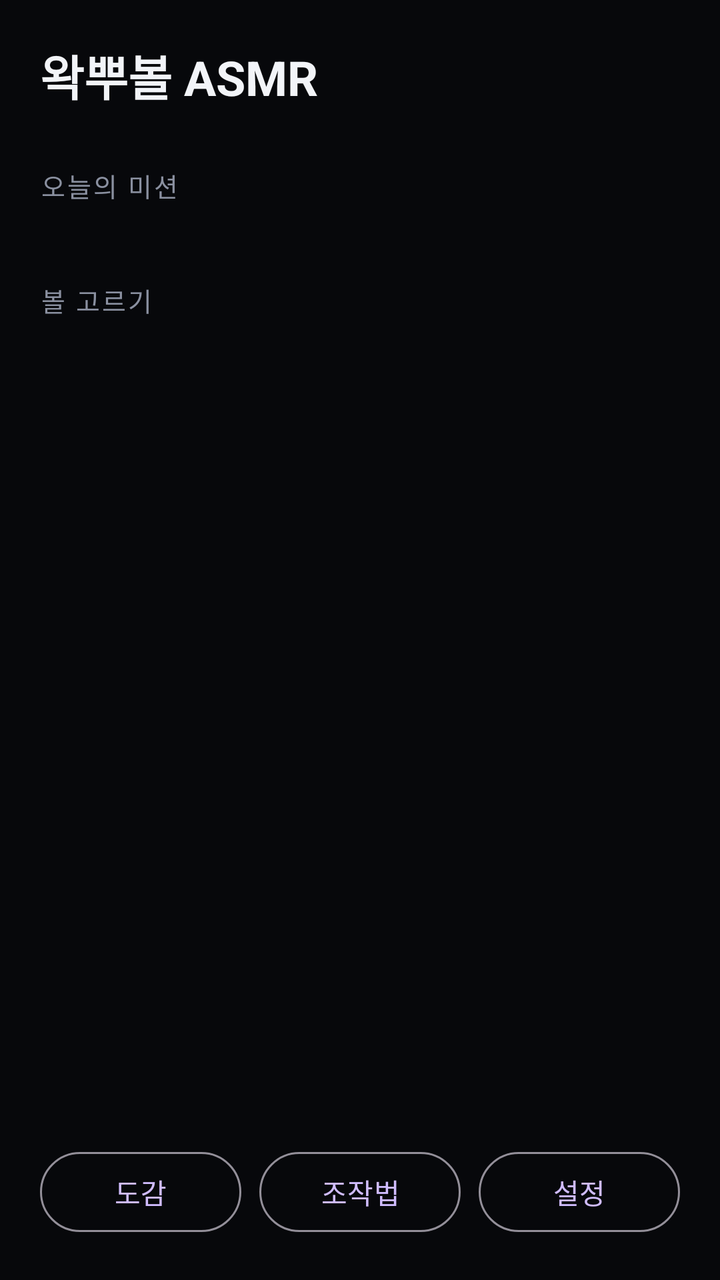
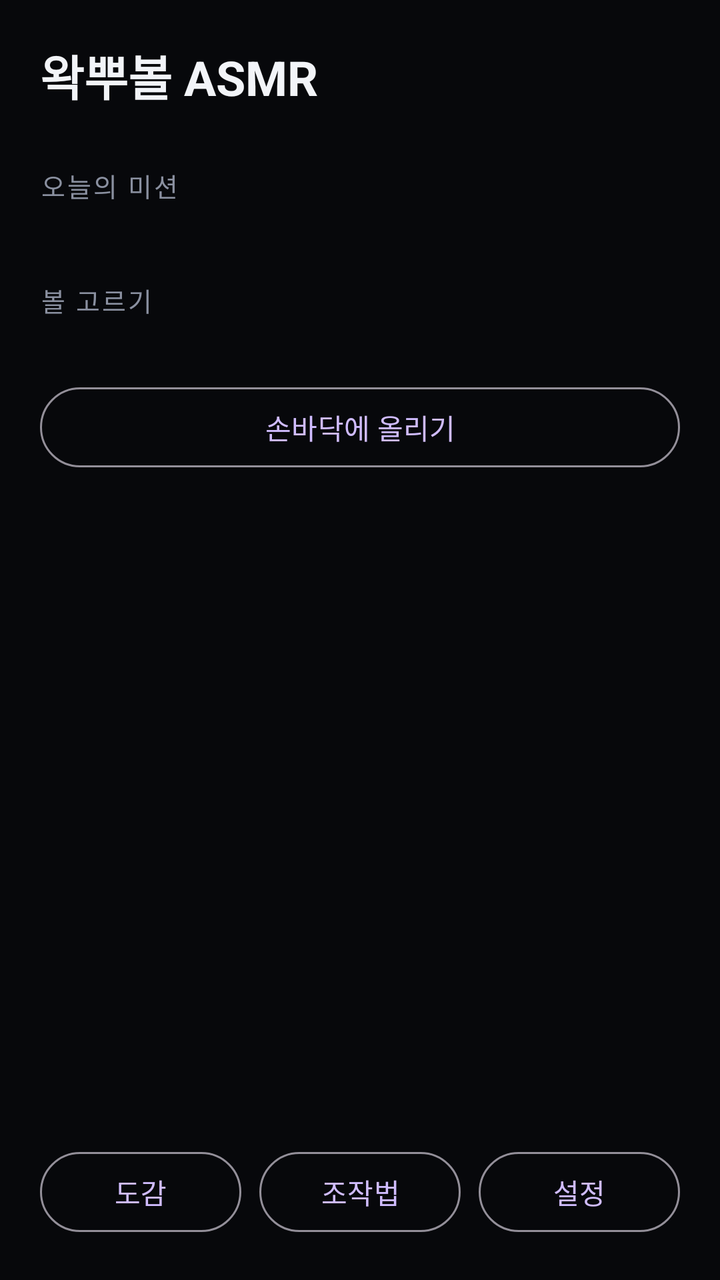

Screens rendered from an Android XML layout before and after an edit, with the pre-edit source and the edit as a unified diff.
<!-- AndroidManifest.xml: application theme Theme.WaxBall -->
<!-- res/layout/activity_home.xml -->
<?xml version="1.0" encoding="utf-8"?>
<ScrollView xmlns:android="http://schemas.android.com/apk/res/android"
    android:layout_width="match_parent"
    android:layout_height="match_parent"
    android:background="@color/surface"
    android:fillViewport="true">

    <LinearLayout
        android:layout_width="match_parent"
        android:layout_height="wrap_content"
        android:orientation="vertical"
        android:padding="20dp">

        <LinearLayout
            android:layout_width="match_parent"
            android:layout_height="wrap_content"
            android:gravity="center_vertical"
            android:orientation="horizontal">

            <TextView
                android:layout_width="0dp"
                android:layout_height="wrap_content"
                android:layout_weight="1"
                android:text="@string/app_name"
                android:textColor="@color/text_primary"
                android:textSize="24sp"
                android:textStyle="bold" />

            <TextView
                android:id="@+id/coinLabel"
                android:layout_width="wrap_content"
                android:layout_height="wrap_content"
                android:textColor="@color/accent_warm"
                android:textSize="16sp"
                android:textStyle="bold" />
        </LinearLayout>

        <TextView
            android:layout_width="wrap_content"
            android:layout_height="wrap_content"
            android:layout_marginTop="28dp"
            android:text="@string/home_missions"
            android:textColor="@color/text_muted"
            android:textSize="13sp"
            android:letterSpacing="0.08" />

        <LinearLayout
            android:id="@+id/missionList"
            android:layout_width="match_parent"
            android:layout_height="wrap_content"
            android:layout_marginTop="10dp"
            android:orientation="vertical" />

        <TextView
            android:layout_width="wrap_content"
            android:layout_height="wrap_content"
            android:layout_marginTop="28dp"
            android:text="@string/home_balls"
            android:textColor="@color/text_muted"
            android:textSize="13sp"
            android:letterSpacing="0.08" />

        <HorizontalScrollView
            android:layout_width="match_parent"
            android:layout_height="wrap_content"
            android:layout_marginTop="10dp"
            android:scrollbars="none">

            <LinearLayout
                android:id="@+id/ballList"
                android:layout_width="wrap_content"
                android:layout_height="wrap_content"
                android:orientation="horizontal" />
        </HorizontalScrollView>

        <View
            android:layout_width="match_parent"
            android:layout_height="0dp"
            android:layout_weight="1"
            android:minHeight="24dp" />

        <LinearLayout
            android:layout_width="match_parent"
            android:layout_height="wrap_content"
            android:layout_marginTop="24dp"
            android:orientation="horizontal">

            <Button
                android:id="@+id/collectionButton"
                style="@style/Widget.Material3.Button.OutlinedButton"
                android:layout_width="0dp"
                android:layout_height="wrap_content"
                android:layout_marginEnd="6dp"
                android:layout_weight="1"
                android:text="@string/home_collection" />

            <Button
                android:id="@+id/controlsButton"
                style="@style/Widget.Material3.Button.OutlinedButton"
                android:layout_width="0dp"
                android:layout_height="wrap_content"
                android:layout_marginStart="3dp"
                android:layout_marginEnd="3dp"
                android:layout_weight="1"
                android:text="@string/controls" />

            <Button
                android:id="@+id/settingsButton"
                style="@style/Widget.Material3.Button.OutlinedButton"
                android:layout_width="0dp"
                android:layout_height="wrap_content"
                android:layout_marginStart="6dp"
                android:layout_weight="1"
                android:text="@string/home_settings" />
        </LinearLayout>
    </LinearLayout>
</ScrollView>
<!-- resources referenced by this layout -->
<resources>
  <color name="accent_warm">#FFC533</color>
  <color name="surface">#07080B</color>
  <color name="text_muted">#8A90A0</color>
  <color name="text_primary">#F2F4F8</color>
  <string name="app_name">왁뿌볼 ASMR</string>
  <string name="controls">조작법</string>
  <string name="home_balls">볼 고르기</string>
  <string name="home_collection">도감</string>
  <string name="home_missions">오늘의 미션</string>
  <string name="home_settings">설정</string>
  <style name="Theme.WaxBall" parent="Theme.Material3.Dark.NoActionBar">
          <item name="android:statusBarColor">@color/surface</item>
          <item name="android:navigationBarColor">@color/surface</item>
          <item name="android:windowBackground">@color/surface</item>
      </style>
</resources>

<!-- the commit's change to res/layout/activity_home.xml (unified diff, before → after) -->
@@ -73,6 +73,14 @@
                 android:orientation="horizontal" />
         </HorizontalScrollView>
 
+        <Button
+            android:id="@+id/arButton"
+            style="@style/Widget.Material3.Button.OutlinedButton"
+            android:layout_width="match_parent"
+            android:layout_height="wrap_content"
+            android:layout_marginTop="20dp"
+            android:text="@string/ar_mode" />
+
         <View
             android:layout_width="match_parent"
             android:layout_height="0dp"
<!-- resource entries referenced after the edit -->
@@ -5,6 +5,7 @@
   <color name="text_muted">#8A90A0</color>
   <color name="text_primary">#F2F4F8</color>
   <string name="app_name">왁뿌볼 ASMR</string>
+  <string name="ar_mode">손바닥에 올리기</string>
   <string name="controls">조작법</string>
   <string name="home_balls">볼 고르기</string>
   <string name="home_collection">도감</string>
